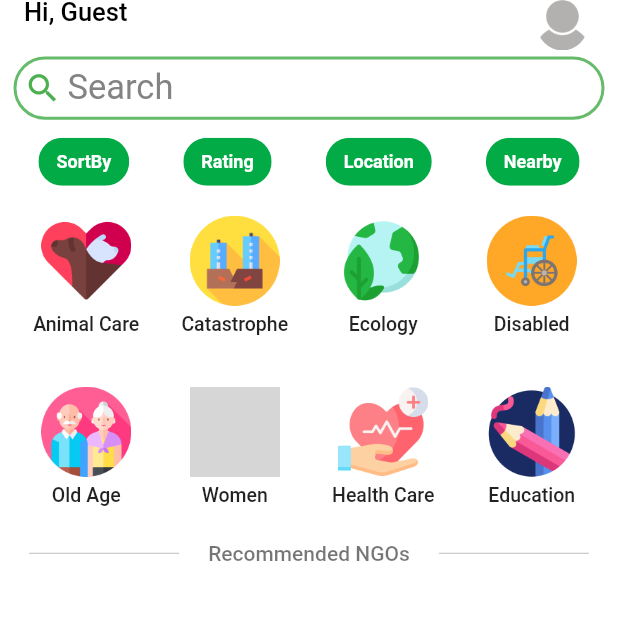
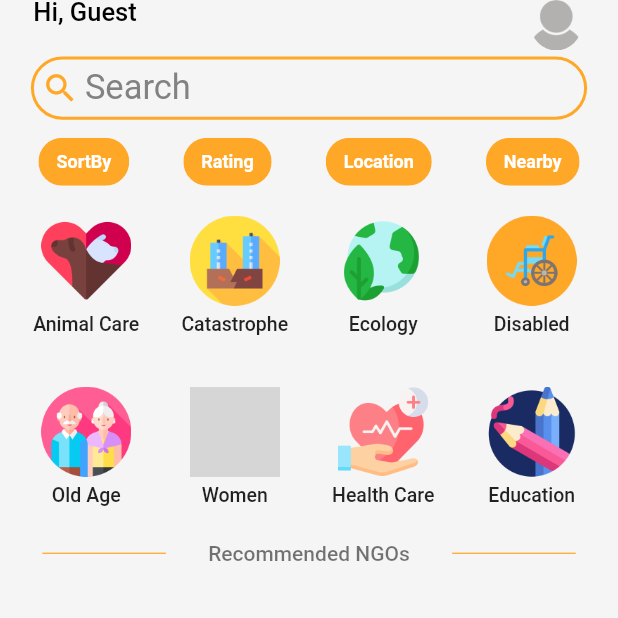
Before and after one commit to Insane-Vaas/betterheroapp, a Flutter app: the OnBoardingPage screen opened by its route, after a tap on "Submit", on a phone screen of 412 x 824 dp, the top half of it. Run offline on Flutter 3.47's test engine with Material 2 defaults, Android fonts, the phone set to English and light mode, and no system bars; our stand-ins replace carousel_slider, dots_indicator, firebase_analytics, firebase_auth, firebase_core, firebase_dynamic_links and 10 more; missing offline and left inert: diox; accounts and stored records are empty; network calls fail; grey boxes are pictures that could not be loaded.

Commit message:
Update the colors and layouting.

```diff
--- a/lib/newuserboardingpage/newuserboardingpage.dart
+++ b/lib/newuserboardingpage/newuserboardingpage.dart
@@ -48,7 +48,7 @@ class _NewUserOnBoardingPageState extends State<NewUserOnBoardingPage> {
   @override
   Widget build(BuildContext context) {
     return Scaffold(
-      backgroundColor: Colors.white,
+      backgroundColor: Colors.grey.shade100,
       appBar: AppBar(
         elevation: 0,
         backgroundColor: Colors.white,
--- a/lib/screens/donationPage/donation.dart
+++ b/lib/screens/donationPage/donation.dart
@@ -7,10 +7,10 @@ class DonationFormPage extends StatelessWidget {
   @override
   Widget build(BuildContext context) {
     return Scaffold(
-      backgroundColor: Colors.white,
+      backgroundColor: Colors.grey.shade100,
       appBar: AppBar(
         elevation: 0,
-        backgroundColor: Colors.white,
+        backgroundColor: Colors.grey.shade100,
         iconTheme: IconThemeData(
           color: Colors.black,
         ),
--- a/lib/screens/homePage/donationicontile/donationiconwidget.dart
+++ b/lib/screens/homePage/donationicontile/donationiconwidget.dart
@@ -42,7 +42,7 @@ class DonationIconWidget extends StatelessWidget {
     ];
 
     return Container(
-        color: Colors.white,
+        color: Colors.grey.shade100,
         margin: EdgeInsets.all(8),
         child: GridView.builder(
           padding: EdgeInsets.zero,
--- a/lib/screens/homePage/home.dart
+++ b/lib/screens/homePage/home.dart
@@ -58,14 +58,14 @@ class _HomeState extends State<Home> {
   @override
   Widget build(BuildContext context) {
     return Scaffold(
-      backgroundColor: Colors.white,
-      body: customScrollView(location, name, profilePic),
+      backgroundColor: Colors.grey.shade100,
+      body: customScrollView(location, name, profilePic, context),
     );
   }
 }
 
 CustomScrollView customScrollView(
-    String location, String name, String profilePic) {
+    String location, String name, String profilePic, BuildContext context) {
   return CustomScrollView(
     physics: const ClampingScrollPhysics(),
     slivers: [
@@ -83,9 +83,10 @@ CustomScrollView customScrollView(
           child: Row(
             children: [
               SizedBox(
-                width: 100,
+                width: MediaQuery.of(context).size.width * 0.20,
                 child: Divider(
-                  color: Colors.black26,
+                  color: Colors.orange.shade400,
+                  thickness: MediaQuery.of(context).size.width * 0.002,
                 ),
               ),
               Text(
@@ -94,9 +95,10 @@ CustomScrollView customScrollView(
                     color: Colors.black54, fontWeight: FontWeight.w500),
               ),
               SizedBox(
-                width: 100,
+                width: MediaQuery.of(context).size.width * 0.20,
                 child: Divider(
-                  color: Colors.black26,
+                  thickness: MediaQuery.of(context).size.width * 0.002,
+                  color: Colors.orange.shade400,
                 ),
               ),
             ],
@@ -146,8 +148,8 @@ class AppBarWidget extends StatelessWidget {
   Widget build(BuildContext context) {
     return SliverAppBar(
       elevation: 0,
-      title: title(location, name),
-      backgroundColor: Colors.white,
+      title: title(location, name, context),
+      backgroundColor: Colors.grey.shade100,
       actions: [
         ProfilePic(
           profilePic: profilePic,
@@ -186,6 +188,8 @@ class ProfilePic extends StatelessWidget {
           ? Hero(
               tag: 'profilepicture',
               child: Container(
+                margin: EdgeInsets.fromLTRB(
+                    0, 0, MediaQuery.of(context).size.width * 0.01, 0),
                 width: MediaQuery.of(context).size.width * 0.18,
                 decoration: BoxDecoration(
                   shape: BoxShape.circle,
@@ -198,6 +202,8 @@ class ProfilePic extends StatelessWidget {
           : Hero(
               tag: 'profilepicture',
               child: Container(
+                margin: EdgeInsets.fromLTRB(
+                    0, 0, MediaQuery.of(context).size.width * 0.01, 0),
                 width: MediaQuery.of(context).size.width * 0.18,
                 decoration: BoxDecoration(
                   shape: BoxShape.circle,
@@ -213,8 +219,11 @@ class ProfilePic extends StatelessWidget {
   }
 }
 
-Widget title(String location, String name) {
-  return Column(
+Widget title(String location, String name, BuildContext context) {
+  return Container(
+    margin:
+        EdgeInsets.fromLTRB(MediaQuery.of(context).size.width * 0.015, 0, 0, 0),
+    child: Column(
       crossAxisAlignment: CrossAxisAlignment.start,
       children: <Widget>[
         Text(
@@ -233,6 +242,7 @@ Widget title(String location, String name) {
           location,
         ),
       ],
+    ),
   );
 }
 
@@ -241,7 +251,7 @@ PreferredSize searchAndSortArea(double height) {
     preferredSize: Size.fromHeight(height * 0.1211),
     child: Container(
       margin: const EdgeInsets.fromLTRB(5, 0, 5, 0),
-      color: Colors.white,
+      color: Colors.grey.shade100,
       child: ListView(
         shrinkWrap: true,
         physics: ClampingScrollPhysics(),
@@ -268,17 +278,18 @@ class SearchArea extends StatelessWidget {
         onTap: () {
           context.pushNamed('searchpage');
         },
+        child: Center(
           child: Container(
             margin: const EdgeInsets.all(4),
             height: MediaQuery.of(context).size.height * 0.0512,
-          width: 400,
+            width: MediaQuery.of(context).size.width * 0.9,
             padding: EdgeInsets.all(5),
             decoration: BoxDecoration(
                 borderRadius: BorderRadius.circular(
                   25,
                 ),
                 border: Border.all(
-                color: Colors.green.shade400,
+                  color: Colors.orange.shade400,
                   width: 2,
                 )),
             alignment: Alignment.centerLeft,
@@ -287,7 +298,7 @@ class SearchArea extends StatelessWidget {
               children: [
                 Icon(
                   Icons.search,
-                color: Colors.green.shade500,
+                  color: Colors.orange.shade400,
                   size: 25,
                 ),
                 Container(
@@ -304,6 +315,7 @@ class SearchArea extends StatelessWidget {
                   ),
                 ),
               ],
+            ),
           ),
 
           //TextField(
--- a/lib/screens/homePage/sortwidget/sortwidget.dart
+++ b/lib/screens/homePage/sortwidget/sortwidget.dart
@@ -22,7 +22,7 @@ class SortingAndFilterWidget extends StatelessWidget {
                 print("Something");
               },
               child: Chip(
-                backgroundColor: Color.fromARGB(255, 3, 171, 70),
+                backgroundColor: Colors.orange.shade400,
                 label: Text(
                   "${listString[idx]}",
                   style: sortingTextStyle(),
--- a/lib/screens/loginPage/phonelogin.dart
+++ b/lib/screens/loginPage/phonelogin.dart
@@ -6,7 +6,7 @@ class PhoneLogin extends StatelessWidget {
   @override
   Widget build(BuildContext context) {
     return Scaffold(
-      backgroundColor: Colors.white,
+      backgroundColor: Colors.grey.shade100,
       body: ListView(
         children: [
           Text("Enter your Phone Number to get OTP"),
--- a/lib/screens/ngoprofilepage/ngobio.dart
+++ b/lib/screens/ngoprofilepage/ngobio.dart
@@ -70,8 +70,8 @@ class _CauseWidgetState extends State<CauseWidget> {
                   dotsCount: widgetList.length,
                   position: currentIdx.toDouble(),
                   decorator: DotsDecorator(
-                    color: Colors.grey,
-                    activeColor: Colors.black,
+                    color: Colors.orange.shade400,
+                    activeColor: Colors.orange.shade800,
                     size: const Size.square(9.0),
                     activeSize: const Size(18.0, 9.0),
                     activeShape: RoundedRectangleBorder(
--- a/lib/screens/onboardingPage/onboardingpage.dart
+++ b/lib/screens/onboardingPage/onboardingpage.dart
@@ -22,6 +22,7 @@ class _OnBoardingPageState extends State<OnBoardingPage> {
   Widget build(BuildContext context) {
     return Scaffold(
       appBar: AppBar(),
+      backgroundColor: Colors.grey.shade100,
       body: ListView(
         padding: const EdgeInsets.all(8),
         shrinkWrap: true,
--- a/lib/screens/profilepage/profilepage.dart
+++ b/lib/screens/profilepage/profilepage.dart
@@ -40,7 +40,7 @@ class _UserProfilePageState extends State<UserProfilePage> {
         //     ),
         //   ),
         // ),
-        backgroundColor: Colors.white,
+        backgroundColor: Colors.grey.shade100,
         appBar: AppBar(
           iconTheme: IconThemeData(
             color: Colors.black,
--- a/lib/screens/searchpage/searchpage.dart
+++ b/lib/screens/searchpage/searchpage.dart
@@ -37,7 +37,7 @@ class _SearchPageState extends State<SearchPage> {
   @override
   Widget build(BuildContext context) {
     return Scaffold(
-      backgroundColor: Colors.white,
+      backgroundColor: Colors.grey.shade100,
       body: ListView(
         shrinkWrap: true,
         scrollDirection: Axis.vertical,
```
Also changed, not shown: lib/screens/homePage/ngotileslist/ngotiles.dart (+19 -21 lines), lib/screens/ngoprofilepage/ngoprofilehomepage.dart (+4 -4 lines). Lines whose indentation alone changed are shown as unchanged.
